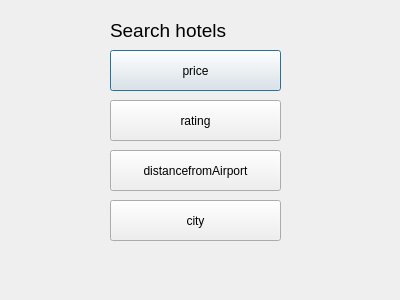
The window that Hsearch.ui (alihysn/Flight-Booking-Sytem-with-GUI) describes before a commit, drawn with Qt 5.
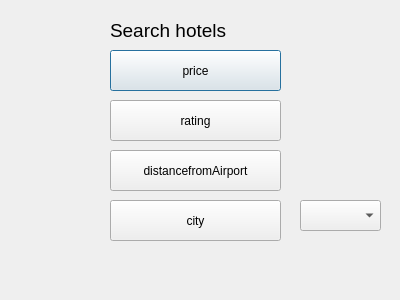
The same window after the commit.

Patch:
```diff
--- a/Hsearch.ui
+++ b/Hsearch.ui
@@ -83,6 +83,16 @@
     <string>city</string>
    </property>
   </widget>
+  <widget class="QComboBox" name="comboBox">
+   <property name="geometry">
+    <rect>
+     <x>300</x>
+     <y>200</y>
+     <width>81</width>
+     <height>31</height>
+    </rect>
+   </property>
+  </widget>
  </widget>
  <resources/>
  <connections/>
```
